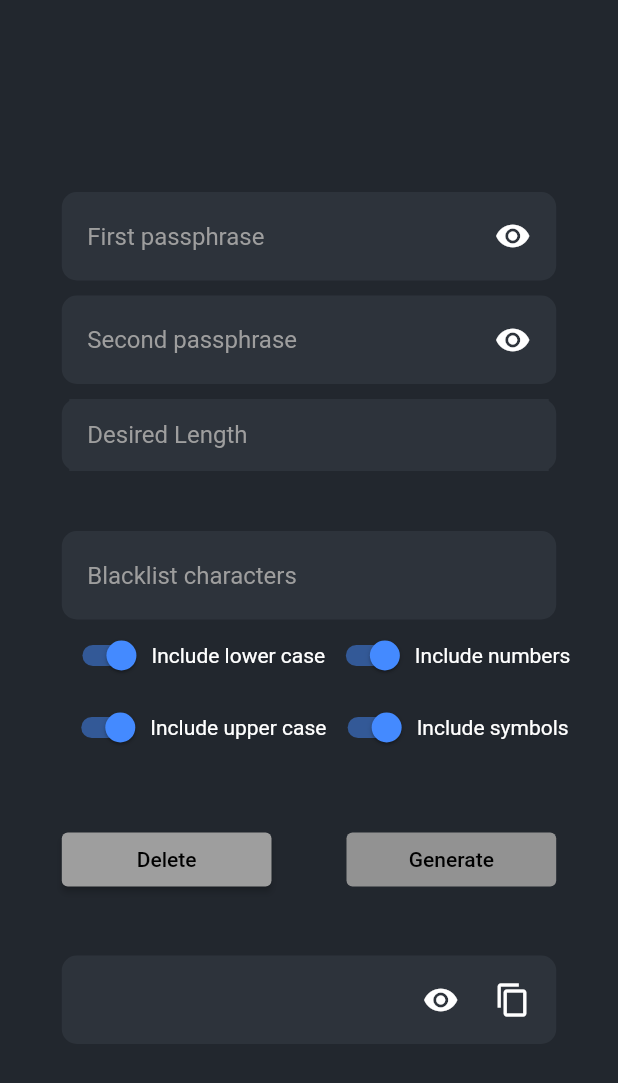
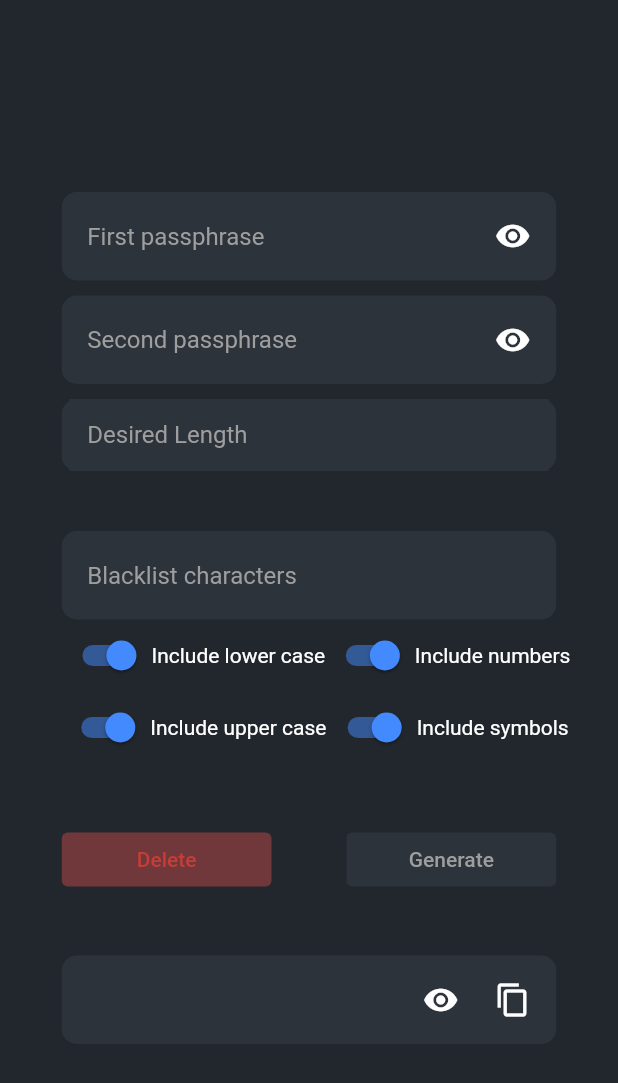
Before and after one commit to Mangiang/password_generator, a Flutter app: the screen it shows after launch, on a phone screen of 412 x 824 dp. Shown: the top 1083 px of the screen. Run offline on Flutter 3.47's test engine with Material 2 defaults, Android fonts, the phone set to English and light mode, and no system bars; our stand-ins replace yaml; missing offline and left inert: yaml_writer.

Commit message:
feat: Refacto buttons and enable entry deletion

```diff
--- /dev/null
+++ b/lib/components/DangerButton.dart
@@ -0,0 +1,46 @@
+import 'package:flutter/material.dart';
+import 'package:provider/provider.dart';
+
+import '../state/PasswordState.dart';
+import '../utils/PasswordGenerator.dart';
+
+class DangerButton extends StatefulWidget {
+  const DangerButton({Key? key, required this.enabled}) : super(key: key);
+
+  final bool enabled;
+
+  @override
+  State<DangerButton> createState() => _DangerButtonState();
+}
+
+class _DangerButtonState extends State<DangerButton> {
+  Color buttonColor = const Color(0xff70383a);
+  Color textColor = const Color(0xffc93c37);
+
+  @override
+  Widget build(BuildContext context) => Consumer<PasswordState>(
+        builder: (context, state, child) => ElevatedButton(
+          onPressed: widget.enabled
+              ? () => PasswordGenerator.removeFromDataFile(state)
+              : null,
+          child: Text(
+            'Delete',
+            style: TextStyle(
+              color: textColor,
+            ),
+          ),
+          onHover: (bool isHover) {
+            if (widget.enabled) {
+              setState(() {
+                buttonColor =
+                    isHover ? const Color(0xffc93c37) : const Color(0xff2d333b);
+                textColor = isHover ? Colors.white : const Color(0xffc93c37);
+              });
+            }
+          },
+          style: ButtonStyle(
+            backgroundColor: MaterialStateProperty.all<Color>(buttonColor),
+          ),
+        ),
+      );
+}
--- /dev/null
+++ b/lib/components/ValidationButton.dart
@@ -0,0 +1,50 @@
+import 'package:flutter/material.dart';
+import 'package:provider/provider.dart';
+
+import '../state/PasswordState.dart';
+import '../utils/PasswordGenerator.dart';
+
+class ValidationButton extends StatefulWidget {
+  const ValidationButton({Key? key, required this.enabled}) : super(key: key);
+
+  final bool enabled;
+
+  @override
+  State<ValidationButton> createState() => _ValidationButtonState();
+}
+
+class _ValidationButtonState extends State<ValidationButton> {
+  Color buttonColor = const Color(0xff347d39);
+
+  Future<void> generatePassword(PasswordState state) async {
+    if (widget.enabled) {
+      state.updatePassword(await PasswordGenerator.getPassword(state));
+    }
+  }
+
+  @override
+  Widget build(BuildContext context) => Consumer<PasswordState>(
+        builder: (context, state, child) => ElevatedButton(
+          onPressed: widget.enabled ? () => generatePassword(state) : null,
+          child: Text(
+            'Generate',
+            style:
+                TextStyle(color: widget.enabled ? Colors.white : Colors.grey),
+          ),
+          onHover: (bool isHover) {
+            if (widget.enabled) {
+              setState(() {
+                buttonColor =
+                    isHover ? const Color(0xff649467) : const Color(0xff347d39);
+              });
+            }
+            ;
+          },
+          style: ButtonStyle(
+            backgroundColor: MaterialStateProperty.all<Color>(widget.enabled
+                ? buttonColor
+                : const Color(0xff2d333b)),
+          ),
+        ),
+      );
+}
--- a/lib/layout/GenerationActionsRow.dart
+++ b/lib/layout/GenerationActionsRow.dart
@@ -1,7 +1,10 @@
 import 'package:flutter/material.dart';
+import 'package:password_generator/components/DangerButton.dart';
+import 'package:password_generator/components/ValidationButton.dart';
 import 'package:password_generator/state/PasswordState.dart';
-import 'package:password_generator/utils/PasswordGenerator.dart';
 import 'package:provider/provider.dart';
+
+import '../state/PasswordState.dart';
 
 class ActionsRow extends StatefulWidget {
   const ActionsRow({Key? key}) : super(key: key);
@@ -11,15 +14,9 @@ class ActionsRow extends StatefulWidget {
 }
 
 class _ActionsRowState extends State<ActionsRow> {
-  bool generateEnabled = false;
+  Color deleteButtonColor = const Color(0xff70383a);
 
-  Future<void> generatePassword(PasswordState state) async {
-    if (generateEnabled) {
-      state.updatePassword(await PasswordGenerator.getPassword(state));
-    }
-  }
-
-  bool generateEnable(PasswordState state) {
+  bool areButtonsEnabled(PasswordState state) {
     return state.passphrase1.isNotEmpty &&
         state.passphrase2.isNotEmpty &&
         state.desiredLength > 0;
@@ -28,31 +25,18 @@ class _ActionsRowState extends State<ActionsRow> {
   @override
   Widget build(BuildContext context) =>
       Consumer<PasswordState>(builder: (context, state, child) {
-        generateEnabled = generateEnable(state);
         return Row(
           mainAxisAlignment: MainAxisAlignment.center,
           children: [
             Expanded(
-              child: ElevatedButton(
-                onPressed: () {},
-                child: const Text('Delete'),
+              child: DangerButton(
+                enabled: areButtonsEnabled(state),
               ),
             ),
             const SizedBox(width: 50),
             Expanded(
-              child: ElevatedButton(
-                onPressed: generateEnabled ? () => generatePassword(state) : null,
-                child: Text(
-                  'Generate',
-                  style: TextStyle(
-                      color: generateEnabled ? Colors.white : Colors.black),
-                ),
-                style: ButtonStyle(
-                  backgroundColor: MaterialStateProperty.all<Color>(
-                      generateEnabled
-                          ? const Color(0xff347d39)
-                          : const Color(0xff929292)),
-                ),
+              child: ValidationButton(
+                enabled: areButtonsEnabled(state),
               ),
             ),
           ],
```
Also changed, not shown: lib/file_store.dart (+10 -7 lines), lib/utils/PasswordGenerator.dart (+27 -29 lines).
